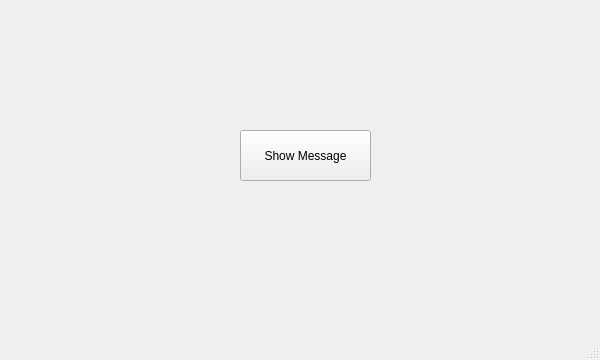
This is QMessageBox_Testing/mainwindow.ui in Stemm0012/Qt_Git_Practice_Tools as Qt 5 draws it before an edit. The edited form follows.
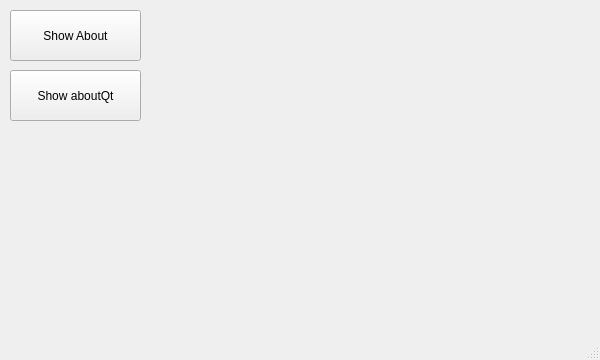
This is the edited form.

Commit message: aboutQt Button

```diff
--- a/QMessageBox_Testing/mainwindow.ui
+++ b/QMessageBox_Testing/mainwindow.ui
@@ -17,14 +17,27 @@
    <widget class="QPushButton" name="pushButton">
     <property name="geometry">
      <rect>
-      <x>240</x>
-      <y>130</y>
+      <x>10</x>
+      <y>10</y>
       <width>131</width>
       <height>51</height>
      </rect>
     </property>
     <property name="text">
-     <string>Show Message</string>
+     <string>Show About</string>
+    </property>
+   </widget>
+   <widget class="QPushButton" name="pushButton_2">
+    <property name="geometry">
+     <rect>
+      <x>10</x>
+      <y>70</y>
+      <width>131</width>
+      <height>51</height>
+     </rect>
+    </property>
+    <property name="text">
+     <string>Show aboutQt</string>
     </property>
    </widget>
   </widget>
```
The commit also changes 2 other files.
